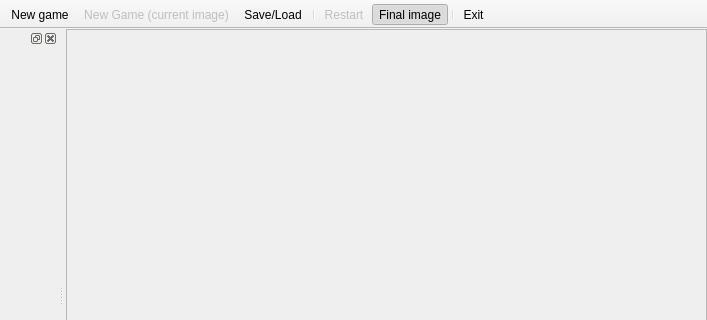
This is MainWindow.ui in Takashi-Inoue/EzPuzzles as Qt 5 draws it before an edit; both pictures show x 0 to 707 and y 0 to 320 of the 707 by 560 pixel window. The edited form follows.
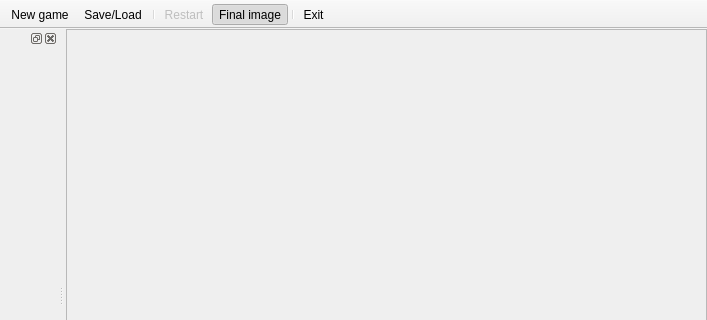
This is the edited form. Icons and pictures are not drawn. Custom widgets are drawn as their Qt base class.

Commit message:
Changed: Start game dialog.
Removed dialog "Using current image". It's been merged "Start game dialog".

What changed in the file:
```diff
--- a/MainWindow.ui
+++ b/MainWindow.ui
@@ -102,7 +102,6 @@
     <bool>false</bool>
    </attribute>
    <addaction name="actionNewGame"/>
-   <addaction name="actionFromCurrentImage"/>
    <addaction name="actionSaveLoad"/>
    <addaction name="separator"/>
    <addaction name="actionRestart"/>
@@ -143,18 +142,6 @@
     <string>Final image</string>
    </property>
   </action>
-  <action name="actionFromCurrentImage">
-   <property name="enabled">
-    <bool>false</bool>
-   </property>
-   <property name="icon">
-    <iconset resource="resource.qrc">
-     <normaloff>:/icons/fromCurrent</normaloff>:/icons/fromCurrent</iconset>
-   </property>
-   <property name="text">
-    <string>New Game (&amp;current image)</string>
-   </property>
-  </action>
   <action name="actionRestart">
    <property name="enabled">
     <bool>false</bool>
```
Left out of the diff: 34 changed lines with no effect on the pictures. The commit also changes 47 other files.
